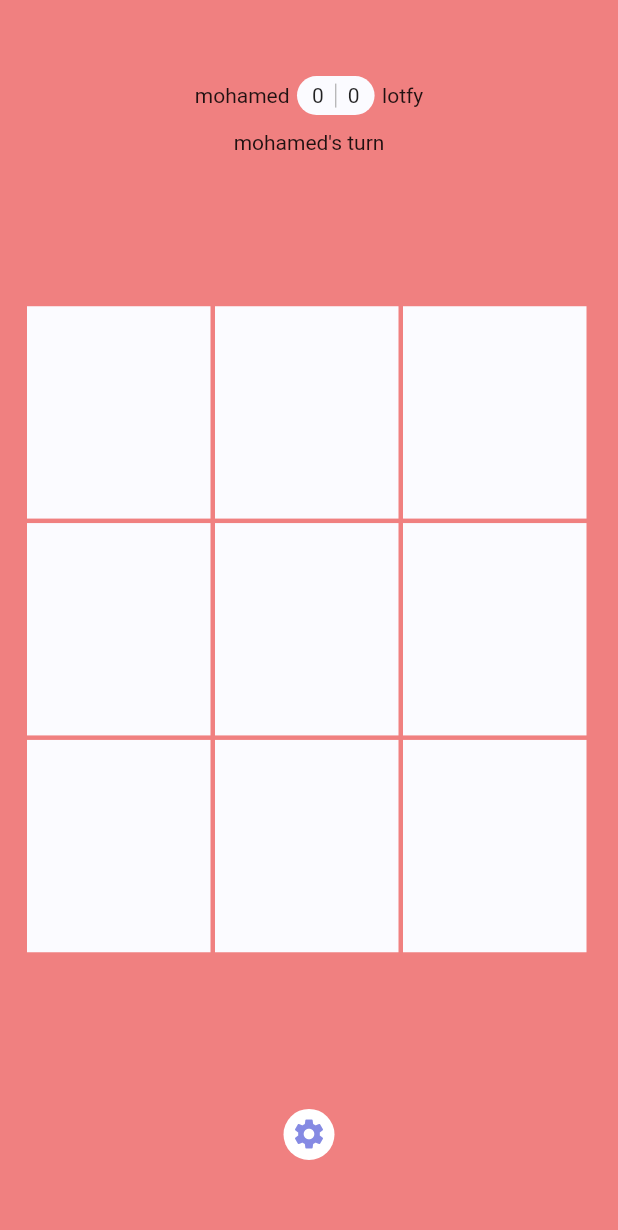
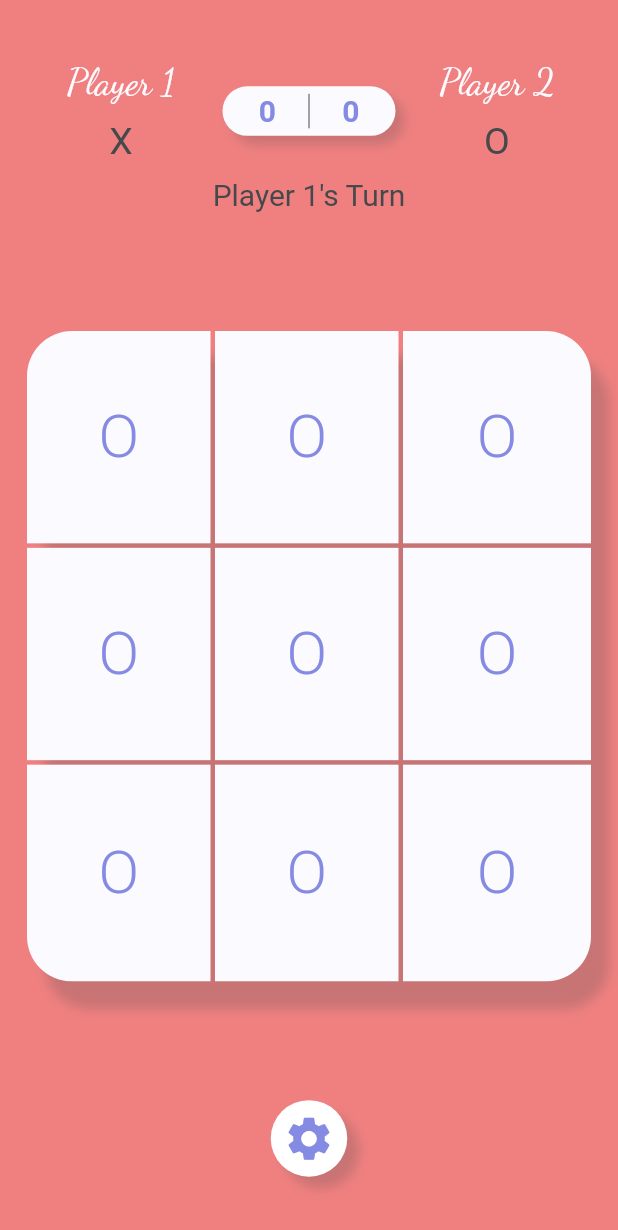
Before and after one commit to mohamedlotfy50/tic_tac_toe, a Flutter app: the GameScreen screen opened directly, on a phone screen of 412 x 824 dp. Shown: the top 1230 px of the screen. Run offline on Flutter 3.47's test engine with Material 2 defaults, Android fonts, the phone set to English and light mode, and no system bars.

Commit message:
finish the game ui

```diff
--- a/lib/models/game_board.dart
+++ b/lib/models/game_board.dart
@@ -4,8 +4,8 @@ import '../themes/colors_scheme.dart';
 enum XOSigns { x, o }
 
 class GameBoard {
-  Player player1 = Player('mohamed', XOSigns.x, MyColorsScheme.red);
-  Player player2 = Player('lotfy', XOSigns.o, MyColorsScheme.blue);
+  Player player1 = Player('Player 1', XOSigns.x, MyColorsScheme.red);
+  Player player2 = Player('Player 2', XOSigns.o, MyColorsScheme.blue);
 
   bool isOver = false;
   List<List<String>>? _board;
--- a/lib/models/player.dart
+++ b/lib/models/player.dart
@@ -9,4 +9,5 @@ class Player {
   int score = 0;
 
   Player(this.name, this.sign, this.color);
+  String stringSign() => sign.toString().split('.')[1];
 }
--- a/lib/my_app.dart
+++ b/lib/my_app.dart
@@ -1,4 +1,5 @@
 import 'package:flutter/material.dart';
+import 'package:tic_tac_toe/screens/game_screen.dart';
 import 'screens/home_screen.dart';
 import 'themes/themes.dart';
 
@@ -9,7 +10,7 @@ class MyApp extends StatelessWidget {
       debugShowCheckedModeBanner: false,
       title: 'Tic Tac Toe',
       theme: myAppThemes[Themes.light],
-      home: HomeScreen(),
+      home: GameScreen(),
     );
   }
 }
--- a/lib/screens/game_screen.dart
+++ b/lib/screens/game_screen.dart
@@ -44,6 +44,7 @@ class _GameScreenState extends State<GameScreen> {
               onPressed: () {},
               icon: Icon(
                 Icons.settings,
+                size: 35,
                 color: MyColorsScheme.purple,
               ),
               backgroundColor: Colors.white,
--- a/lib/widgets/board.dart
+++ b/lib/widgets/board.dart
@@ -7,9 +7,25 @@ class Board extends StatelessWidget {
   @override
   Widget build(BuildContext context) {
     return Container(
+      decoration: BoxDecoration(
+        borderRadius: BorderRadius.circular(30),
+        boxShadow: <BoxShadow>[
+          BoxShadow(
+            blurRadius: 6,
+            color: MyColorsScheme.black.withAlpha(60),
+            offset: Offset(
+              12,
+              18,
+            ),
+          ),
+        ],
+      ),
+      child: ClipRRect(
+        borderRadius: BorderRadius.circular(30),
+        child: Container(
+          alignment: Alignment.center,
           height: MediaQuery.of(context).size.height / 1.9,
           child: Column(
-        mainAxisSize: MainAxisSize.max,
             children: [
               for (int y = 0; y < 3; y++)
                 Expanded(
@@ -18,10 +34,17 @@ class Board extends StatelessWidget {
                       for (int x = 0; x < 3; x++)
                         Expanded(
                           child: Container(
-                        margin: EdgeInsets.only(right: 3, bottom: 3),
+                            margin: EdgeInsets.only(
+                                right: x < 2 ? 3 : 0, bottom: y < 2 ? 3 : 0),
                             alignment: Alignment.center,
                             color: MyColorsScheme.white,
-                        child: Text(''),
+                            child: Text(
+                              'o'.toUpperCase(),
+                              style: TextStyle(
+                                  color: MyColorsScheme.purple,
+                                  fontSize: 40,
+                                  fontWeight: FontWeight.w300),
+                            ),
                           ),
                         ),
                     ],
@@ -29,6 +52,8 @@ class Board extends StatelessWidget {
                 ),
             ],
           ),
+        ),
+      ),
     );
   }
 }
--- a/lib/widgets/circular_icon_button.dart
+++ b/lib/widgets/circular_icon_button.dart
@@ -1,4 +1,5 @@
 import 'package:flutter/material.dart';
+import 'package:tic_tac_toe/themes/colors_scheme.dart';
 
 class CircularIconButton extends StatefulWidget {
   final Icon icon;
@@ -21,12 +22,21 @@ class _CircularIconButtonState extends State<CircularIconButton> {
     return GestureDetector(
       onTap: widget.onPressed,
       child: Container(
-        padding: EdgeInsets.all(5),
+        padding: EdgeInsets.all(8),
         child: widget.icon,
         decoration: BoxDecoration(
-          borderRadius: BorderRadius.circular(50),
-          color: widget.backgroundColor,
-        ),
+            borderRadius: BorderRadius.circular(50),
+            color: widget.backgroundColor,
+            boxShadow: <BoxShadow>[
+              BoxShadow(
+                blurRadius: 6,
+                color: MyColorsScheme.black.withAlpha(60),
+                offset: Offset(
+                  8,
+                  8,
+                ),
+              ),
+            ]),
       ),
     );
   }
--- a/lib/widgets/score_board.dart
+++ b/lib/widgets/score_board.dart
@@ -13,36 +13,119 @@ class ScoreBoard extends StatelessWidget {
     return Column(
       children: [
         Row(
+            crossAxisAlignment: CrossAxisAlignment.center,
             mainAxisAlignment: MainAxisAlignment.center,
             children: [
-            Text(player1.name),
-            Container(
+              UserName(
+                playerName: player1.name,
+                sign: player1.stringSign(),
+              ),
+              Expanded(
+                child: Container(
                   margin: EdgeInsets.symmetric(horizontal: 5),
                   padding: EdgeInsets.symmetric(vertical: 5, horizontal: 10),
                   decoration: BoxDecoration(
+                    boxShadow: <BoxShadow>[
+                      BoxShadow(
+                        blurRadius: 6,
+                        color: MyColorsScheme.black.withAlpha(60),
+                        offset: Offset(
+                          6,
+                          6,
+                        ),
+                      ),
+                    ],
                     borderRadius: BorderRadius.circular(20),
                     color: MyColorsScheme.white,
                   ),
                   child: IntrinsicHeight(
                     child: Row(
                       children: [
-                    Text(player1.score.toString()),
+                        Expanded(
+                          child: Column(
+                            children: [
+                              Text(
+                                player1.score.toString(),
+                                textAlign: TextAlign.center,
+                                style: TextStyle(
+                                    color: MyColorsScheme.purple,
+                                    fontSize: 20,
+                                    fontWeight: FontWeight.bold),
+                              ),
+                            ],
+                          ),
+                        ),
                         VerticalDivider(
-                      color: Colors.grey,
+                          color: MyColorsScheme.black,
                         ),
-                    Text(player2.score.toString()),
+                        Expanded(
+                          child: Container(
+                            child: Text(
+                              player2.score.toString(),
+                              textAlign: TextAlign.center,
+                              style: TextStyle(
+                                  color: MyColorsScheme.purple,
+                                  fontSize: 20,
+                                  fontWeight: FontWeight.bold),
+                            ),
+                          ),
+                        ),
                       ],
                     ),
                   ),
                 ),
-            Text(player2.name),
+              ),
+              UserName(
+                playerName: player2.name,
+                sign: player2.stringSign(),
+              ),
+            ]),
+        SizedBox(
+          height: 10,
+        ),
+        Text(
+          "${player1.name}'s Turn",
+          style: TextStyle(color: MyColorsScheme.black, fontSize: 20),
+        ),
       ],
+    );
+  }
+}
+
+class UserName extends StatelessWidget {
+  final String playerName;
+  final String sign;
+  const UserName({Key? key, required this.playerName, required this.sign})
+      : super(key: key);
+
+  @override
+  Widget build(BuildContext context) {
+    return Expanded(
+      child: Container(
+        child: Column(
+          children: [
+            Text(
+              playerName,
+              style: TextStyle(
+                  color: MyColorsScheme.white,
+                  fontSize: 25,
+                  fontFamily: 'Dancing Script'),
+              textAlign: TextAlign.center,
             ),
             SizedBox(
               height: 10,
             ),
-        Text("${player1.name}'s turn"),
+            Text(
+              sign.toUpperCase(),
+              style: TextStyle(
+                color: MyColorsScheme.black,
+                fontSize: 25,
+              ),
+              textAlign: TextAlign.center,
+            ),
           ],
+        ),
+      ),
     );
   }
 }
```
Also changed, not shown: lib/providers/game_provider.dart (added), lib/providers/home_page_provider.dart (added). Lines whose indentation alone changed are shown as unchanged.
